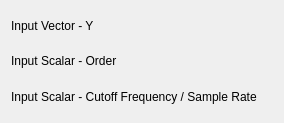
Qt form src/plugins/filters/butterworth_lowpass/filterbutterworthlowpassconfig.ui (Kst-plot/kst) before a commit.
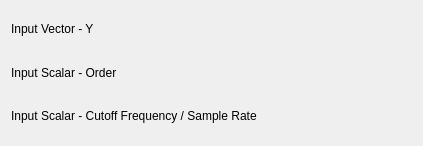
The same form after that commit. Custom widgets are drawn as their Qt base class.

What changed in the file:
```diff
--- a/src/plugins/filters/butterworth_lowpass/filterbutterworthlowpassconfig.ui
+++ b/src/plugins/filters/butterworth_lowpass/filterbutterworthlowpassconfig.ui
@@ -5,13 +5,19 @@
    <rect>
     <x>0</x>
     <y>0</y>
-    <width>284</width>
-    <height>123</height>
+    <width>423</width>
+    <height>146</height>
    </rect>
   </property>
+  <property name="minimumSize" >
+   <size>
+    <width>400</width>
+    <height>0</height>
+   </size>
+  </property>
   <layout class="QVBoxLayout" name="verticalLayout" >
    <item>
-    <layout class="QHBoxLayout" name="horizontalLayout" >
+    <layout class="QHBoxLayout" name="horizontalLayout_3" >
      <item>
       <widget class="QLabel" name="label_3" >
        <property name="sizePolicy" >
@@ -28,6 +34,19 @@
        </property>
       </widget>
      </item>
+     <item>
+      <spacer name="horizontalSpacer" >
+       <property name="orientation" >
+        <enum>Qt::Horizontal</enum>
+       </property>
+       <property name="sizeHint" stdset="0" >
+        <size>
+         <width>40</width>
+         <height>20</height>
+        </size>
+       </property>
+      </spacer>
+     </item>
      <item>
       <widget class="Kst::VectorSelector" native="1" name="_vector" >
        <property name="sizePolicy" >
@@ -58,13 +77,26 @@
        </property>
       </widget>
      </item>
+     <item>
+      <spacer name="horizontalSpacer_2" >
+       <property name="orientation" >
+        <enum>Qt::Horizontal</enum>
+       </property>
+       <property name="sizeHint" stdset="0" >
+        <size>
+         <width>40</width>
+         <height>20</height>
+        </size>
+       </property>
+      </spacer>
+     </item>
      <item>
       <widget class="Kst::ScalarSelector" native="1" name="_scalarOrder" />
      </item>
     </layout>
    </item>
    <item>
-    <layout class="QHBoxLayout" name="horizontalLayout_3" >
+    <layout class="QHBoxLayout" name="horizontalLayout" >
      <item>
       <widget class="QLabel" name="label_5" >
        <property name="sizePolicy" >
@@ -81,6 +113,19 @@
        </property>
       </widget>
      </item>
+     <item>
+      <spacer name="horizontalSpacer_3" >
+       <property name="orientation" >
+        <enum>Qt::Horizontal</enum>
+       </property>
+       <property name="sizeHint" stdset="0" >
+        <size>
+         <width>40</width>
+         <height>20</height>
+        </size>
+       </property>
+      </spacer>
+     </item>
      <item>
       <widget class="Kst::ScalarSelector" native="1" name="_scalarCutoff" />
      </item>
```
